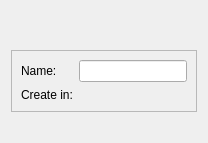
Old version of the form src/libs/utils/projectintropage.ui in the repository qt-creator/qt-creator.
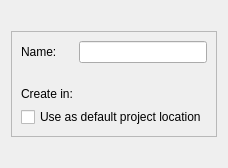
New version of the form. Custom widgets are drawn as their Qt base class.

Commit message: Project Wizards: Introduce notion of project directory, polish.

```diff
--- a/src/libs/utils/projectintropage.ui
+++ b/src/libs/utils/projectintropage.ui
@@ -2,14 +2,6 @@
 <ui version="4.0">
  <class>Utils::ProjectIntroPage</class>
  <widget class="QWizardPage" name="Utils::ProjectIntroPage">
-  <property name="geometry">
-   <rect>
-    <x>0</x>
-    <y>0</y>
-    <width>208</width>
-    <height>143</height>
-   </rect>
-  </property>
   <property name="title">
    <string>Introduction and project location</string>
   </property>
@@ -41,8 +33,6 @@
     </spacer>
    </item>
    <item>
-    <layout class="QHBoxLayout" name="horizontalLayout">
-     <item>
       <widget class="QFrame" name="frame">
        <property name="frameShape">
         <enum>QFrame::StyledPanel</enum>
@@ -61,33 +51,41 @@
         <item row="0" column="1">
          <widget class="Utils::ProjectNameValidatingLineEdit" name="nameLineEdit"/>
         </item>
-        <item row="1" column="0">
+      <item row="2" column="0">
          <widget class="QLabel" name="pathLabel">
           <property name="text">
            <string>Create in:</string>
           </property>
          </widget>
         </item>
-        <item row="1" column="1">
-         <widget class="Utils::PathChooser" name="pathChooser" native="true"/>
-        </item>
-       </layout>
-      </widget>
-     </item>
-     <item>
-      <spacer name="horizontalSpacer">
+      <item row="2" column="1">
+       <widget class="Utils::PathChooser" name="pathChooser"/>
+      </item>
+      <item row="1" column="0">
+       <spacer name="directorySeparatorLabel">
        <property name="orientation">
-        <enum>Qt::Horizontal</enum>
+         <enum>Qt::Vertical</enum>
+        </property>
+        <property name="sizeType">
+         <enum>QSizePolicy::Fixed</enum>
        </property>
        <property name="sizeHint" stdset="0">
         <size>
          <width>0</width>
-         <height>0</height>
+          <height>12</height>
         </size>
        </property>
       </spacer>
      </item>
-    </layout>
+      <item row="3" column="0" colspan="2">
+       <widget class="QCheckBox" name="projectsDirectoryCheckBox">
+        <property name="text">
+         <string>Use as default project location</string>
+        </property>
+       </widget>
+      </item>
+     </layout>
+    </widget>
    </item>
    <item>
     <widget class="QLabel" name="stateLabel">
@@ -99,17 +97,17 @@
   </layout>
  </widget>
  <customwidgets>
+  <customwidget>
+   <class>Utils::ProjectNameValidatingLineEdit</class>
+   <extends>QLineEdit</extends>
+   <header location="global">utils/projectnamevalidatinglineedit.h</header>
+  </customwidget>
   <customwidget>
    <class>Utils::PathChooser</class>
    <extends>QWidget</extends>
    <header>pathchooser.h</header>
    <container>1</container>
   </customwidget>
-  <customwidget>
-   <class>Utils::ProjectNameValidatingLineEdit</class>
-   <extends>QLineEdit</extends>
-   <header>projectnamevalidatinglineedit.h</header>
-  </customwidget>
  </customwidgets>
  <resources/>
  <connections/>
```
Left out of the diff: 2 changed lines with no effect on the pictures. Lines whose indentation alone changed are shown as unchanged. The commit also changes 31 other files.
